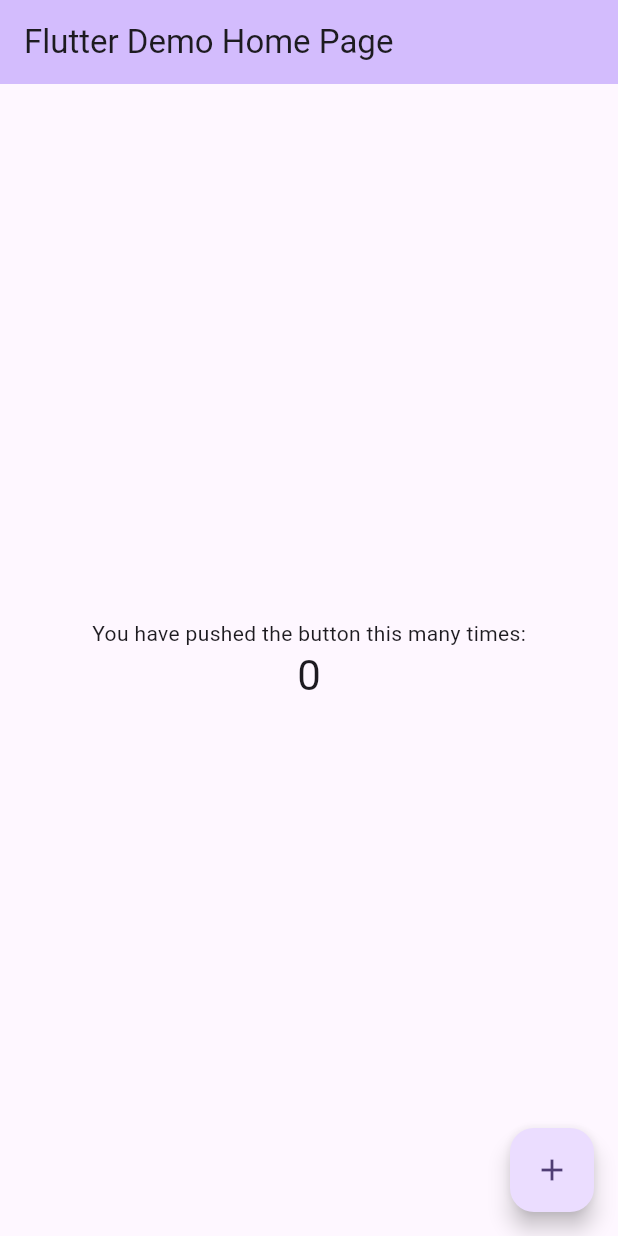
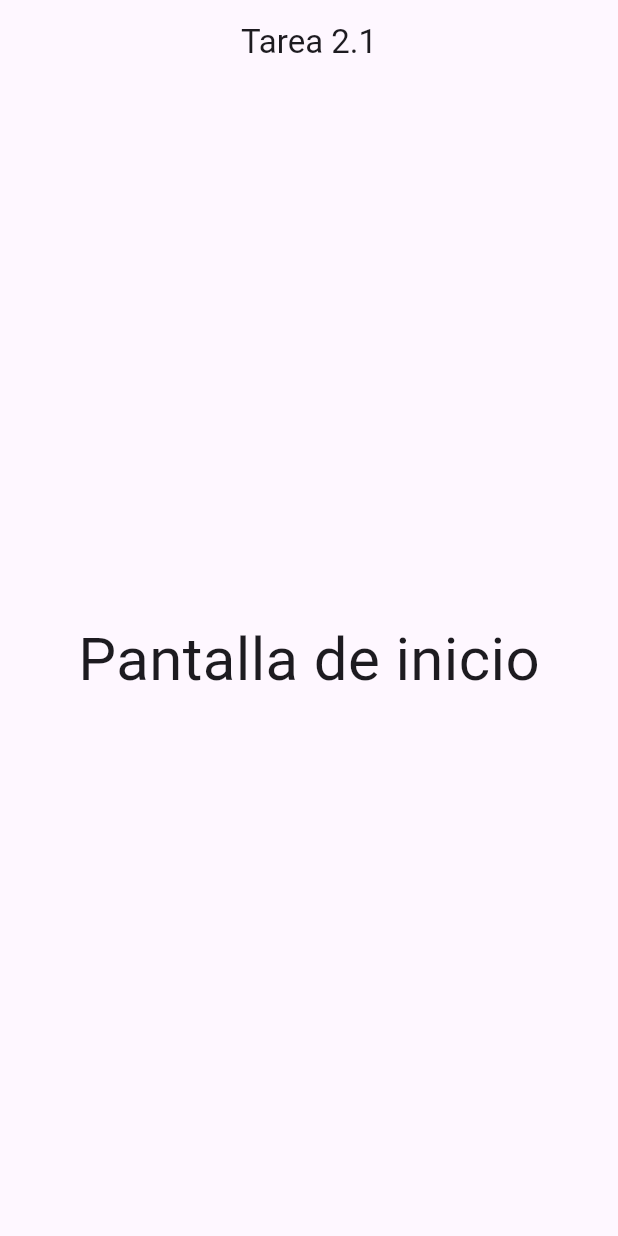
Before and after one commit to MaikollEnamorado/tarea_2_1, a Flutter app: the screen it shows after launch, on a phone screen of 412 x 824 dp. Run offline on Flutter 3.47's test engine with Material 3 defaults, Android fonts, the phone set to English and light mode, and no system bars.

Commit message:
Creando el home page

```diff
--- a/lib/main.dart
+++ b/lib/main.dart
@@ -1,122 +1,16 @@
 import 'package:flutter/material.dart';
+import 'package:tarea_2_1/src/views/home_page.dart';
 
-void main() {
-  runApp(const MyApp());
-}
+void main() => runApp(const MyApp());
 
 class MyApp extends StatelessWidget {
   const MyApp({super.key});
 
-  // This widget is the root of your application.
   @override
   Widget build(BuildContext context) {
     return MaterialApp(
-      title: 'Flutter Demo',
-      theme: ThemeData(
-        // This is the theme of your application.
-        //
-        // TRY THIS: Try running your application with "flutter run". You'll see
-        // the application has a purple toolbar. Then, without quitting the app,
-        // try changing the seedColor in the colorScheme below to Colors.green
-        // and then invoke "hot reload" (save your changes or press the "hot
-        // reload" button in a Flutter-supported IDE, or press "r" if you used
-        // the command line to start the app).
-        //
-        // Notice that the counter didn't reset back to zero; the application
-        // state is not lost during the reload. To reset the state, use hot
-        // restart instead.
-        //
-        // This works for code too, not just values: Most code changes can be
-        // tested with just a hot reload.
-        colorScheme: ColorScheme.fromSeed(seedColor: Colors.deepPurple),
-      ),
-      home: const MyHomePage(title: 'Flutter Demo Home Page'),
+      title: 'Material App',
+      home: HomePage(),
     );
   }
 }
-
-class MyHomePage extends StatefulWidget {
-  const MyHomePage({super.key, required this.title});
-
-  // This widget is the home page of your application. It is stateful, meaning
-  // that it has a State object (defined below) that contains fields that affect
-  // how it looks.
-
-  // This class is the configuration for the state. It holds the values (in this
-  // case the title) provided by the parent (in this case the App widget) and
-  // used by the build method of the State. Fields in a Widget subclass are
-  // always marked "final".
-
-  final String title;
-
-  @override
-  State<MyHomePage> createState() => _MyHomePageState();
-}
-
-class _MyHomePageState extends State<MyHomePage> {
-  int _counter = 0;
-
-  void _incrementCounter() {
-    setState(() {
-      // This call to setState tells the Flutter framework that something has
-      // changed in this State, which causes it to rerun the build method below
-      // so that the display can reflect the updated values. If we changed
-      // _counter without calling setState(), then the build method would not be
-      // called again, and so nothing would appear to happen.
-      _counter++;
-    });
-  }
-
-  @override
-  Widget build(BuildContext context) {
-    // This method is rerun every time setState is called, for instance as done
-    // by the _incrementCounter method above.
-    //
-    // The Flutter framework has been optimized to make rerunning build methods
-    // fast, so that you can just rebuild anything that needs updating rather
-    // than having to individually change instances of widgets.
-    return Scaffold(
-      appBar: AppBar(
-        // TRY THIS: Try changing the color here to a specific color (to
-        // Colors.amber, perhaps?) and trigger a hot reload to see the AppBar
-        // change color while the other colors stay the same.
-        backgroundColor: Theme.of(context).colorScheme.inversePrimary,
-        // Here we take the value from the MyHomePage object that was created by
-        // the App.build method, and use it to set our appbar title.
-        title: Text(widget.title),
-      ),
-      body: Center(
-        // Center is a layout widget. It takes a single child and positions it
-        // in the middle of the parent.
-        child: Column(
-          // Column is also a layout widget. It takes a list of children and
-          // arranges them vertically. By default, it sizes itself to fit its
-          // children horizontally, and tries to be as tall as its parent.
-          //
-          // Column has various properties to control how it sizes itself and
-          // how it positions its children. Here we use mainAxisAlignment to
-          // center the children vertically; the main axis here is the vertical
-          // axis because Columns are vertical (the cross axis would be
-          // horizontal).
-          //
-          // TRY THIS: Invoke "debug painting" (choose the "Toggle Debug Paint"
-          // action in the IDE, or press "p" in the console), to see the
-          // wireframe for each widget.
-          mainAxisAlignment: MainAxisAlignment.center,
-          children: <Widget>[
-            const Text('You have pushed the button this many times:'),
-            Text(
-              '$_counter',
-              style: Theme.of(context).textTheme.headlineMedium,
-            ),
-          ],
-        ),
-      ),
-      floatingActionButton: FloatingActionButton(
-        onPressed: _incrementCounter,
-        tooltip: 'Increment',
-        child: const Icon(Icons.add),
-      ), // This trailing comma makes auto-formatting nicer for build methods.
-    );
-  }
-}
--- /dev/null
+++ b/lib/src/views/home_page.dart
@@ -0,0 +1,25 @@
+import 'package:flutter/material.dart';
+
+class HomePage extends StatefulWidget {
+  const HomePage({super.key});
+
+  @override
+  State<HomePage> createState() => _HomePageState();
+}
+
+class _HomePageState extends State<HomePage> {
+  @override
+  Widget build(BuildContext context) {
+    return Scaffold(
+      appBar: AppBar(title: Center(
+        child: Text('Tarea 2.1'),),
+      ),
+      body: Center(
+        child: const Text(
+          'Pantalla de inicio',
+          style: TextStyle(fontSize: 40),
+        ),
+      ),
+    );
+  }
+}
```
